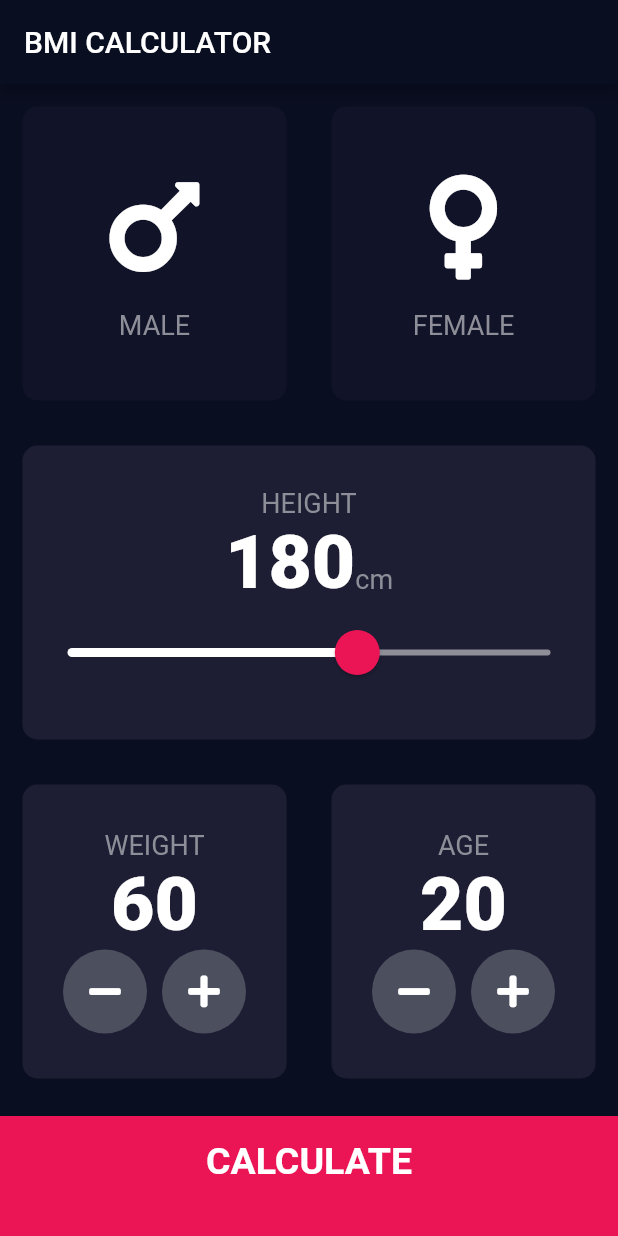
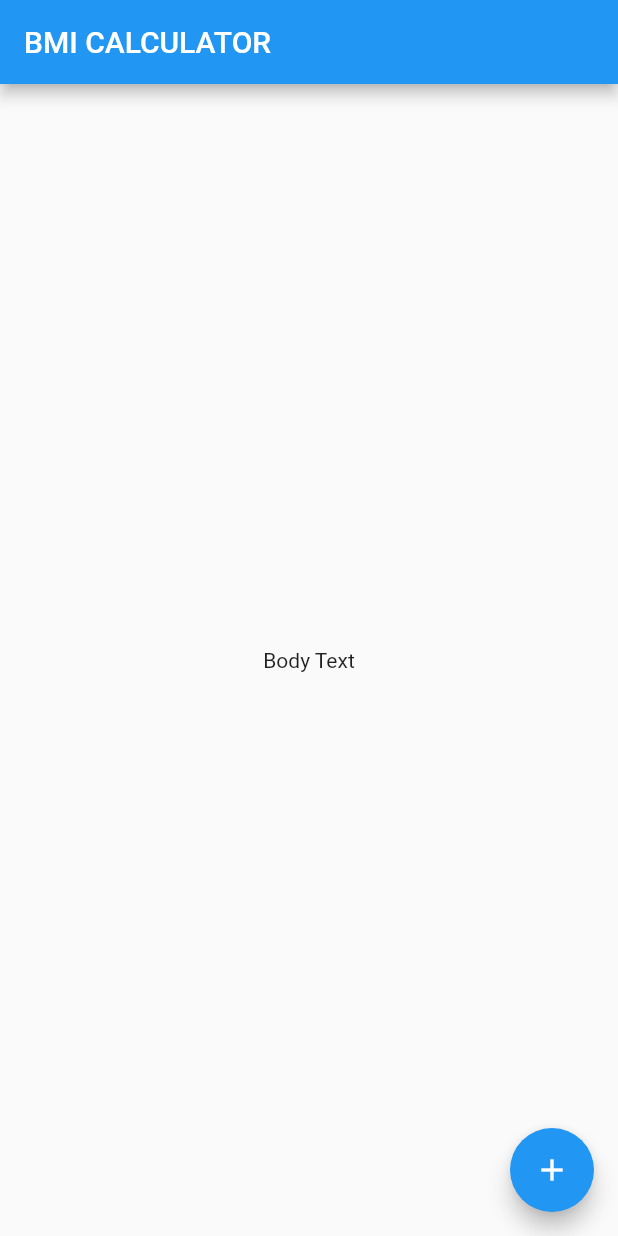
Before and after one commit to Z-inator/bmi_calculator_flutterTutorial, a Flutter app: the screen it shows after launch, on a phone screen of 412 x 824 dp. Run offline on Flutter 3.47's test engine with Material 2 defaults, Android fonts, the phone set to English and light mode, and no system bars.

Commit message:
Initial Commit

```diff
--- a/lib/calculator_brain.dart
+++ /dev/null
@@ -1,35 +0,0 @@
-import 'dart:math';
-
-class CalculatorBrain {
-  CalculatorBrain({this.height, this.weight});
-
-  final int height;
-  final int weight;
-
-  double _bmi;
-
-  String calculateBMI() {
-    _bmi = weight / pow(height / 100, 2);
-    return _bmi.toStringAsFixed(1);
-  }
-
-  String getResult() {
-    if (_bmi >= 25) {
-      return 'Overweight';
-    } else if (_bmi > 18.5) {
-      return 'Normal';
-    } else {
-      return 'Underweight';
-    }
-  }
-
-  String getInterpretation() {
-    if (_bmi >= 25) {
-      return 'You have a higher than normal body weight. Try to exercise more.';
-    } else if (_bmi >= 18.5) {
-      return 'You have a normal body weight. Good job!';
-    } else {
-      return 'You have a lower than normal body weight. You can eat a bit more.';
-    }
-  }
-}
--- a/lib/components/bottom_button.dart
+++ /dev/null
@@ -1,29 +0,0 @@
-import 'package:flutter/material.dart';
-import 'package:bmi_calculator/constants.dart';
-
-class BottomButton extends StatelessWidget {
-  BottomButton({@required this.onTap, @required this.buttonTitle});
-
-  final Function onTap;
-  final String buttonTitle;
-
-  @override
-  Widget build(BuildContext context) {
-    return GestureDetector(
-      onTap: onTap,
-      child: Container(
-        child: Center(
-          child: Text(
-            buttonTitle,
-            style: kLargeButtonTextStyle,
-          ),
-        ),
-        color: kBottomContainerColour,
-        margin: EdgeInsets.only(top: 10.0),
-        padding: EdgeInsets.only(bottom: 20.0),
-        width: double.infinity,
-        height: kBottomContainerHeight,
-      ),
-    );
-  }
-}
--- a/lib/components/icon_content.dart
+++ /dev/null
@@ -1,29 +0,0 @@
-import 'package:flutter/material.dart';
-import 'package:bmi_calculator/constants.dart';
-
-class IconContent extends StatelessWidget {
-  IconContent({this.icon, this.label});
-
-  final IconData icon;
-  final String label;
-
-  @override
-  Widget build(BuildContext context) {
-    return Column(
-      mainAxisAlignment: MainAxisAlignment.center,
-      children: <Widget>[
-        Icon(
-          icon,
-          size: 80.0,
-        ),
-        SizedBox(
-          height: 15.0,
-        ),
-        Text(
-          label,
-          style: kLabelTextStyle,
-        )
-      ],
-    );
-  }
-}
--- a/lib/components/reusable_card.dart
+++ /dev/null
@@ -1,24 +0,0 @@
-import 'package:flutter/material.dart';
-
-class ReusableCard extends StatelessWidget {
-  ReusableCard({@required this.colour, this.cardChild, this.onPress});
-
-  final Color colour;
-  final Widget cardChild;
-  final Function onPress;
-
-  @override
-  Widget build(BuildContext context) {
-    return GestureDetector(
-      onTap: onPress,
-      child: Container(
-        child: cardChild,
-        margin: EdgeInsets.all(15.0),
-        decoration: BoxDecoration(
-          color: colour,
-          borderRadius: BorderRadius.circular(10.0),
-        ),
-      ),
-    );
-  }
-}
--- a/lib/components/round_icon_button.dart
+++ /dev/null
@@ -1,23 +0,0 @@
-import 'package:flutter/material.dart';
-
-class RoundIconButton extends StatelessWidget {
-  RoundIconButton({@required this.icon, @required this.onPressed});
-
-  final IconData icon;
-  final Function onPressed;
-
-  @override
-  Widget build(BuildContext context) {
-    return RawMaterialButton(
-      elevation: 0.0,
-      child: Icon(icon),
-      onPressed: onPressed,
-      constraints: BoxConstraints.tightFor(
-        width: 56.0,
-        height: 56.0,
-      ),
-      shape: CircleBorder(),
-      fillColor: Color(0xFF4C4F5E),
-    );
-  }
-}
--- a/lib/constants.dart
+++ /dev/null
@@ -1,41 +0,0 @@
-import 'package:flutter/material.dart';
-
-const kBottomContainerHeight = 80.0;
-const kActiveCardColour = Color(0xFF1D1E33);
-const kInactiveCardColour = Color(0xFF111328);
-const kBottomContainerColour = Color(0xFFEB1555);
-
-const kLabelTextStyle = TextStyle(
-  fontSize: 18.0,
-  color: Color(0xFF8D8E98),
-);
-
-const kNumberTextStyle = TextStyle(
-  fontSize: 50.0,
-  fontWeight: FontWeight.w900,
-);
-
-const kLargeButtonTextStyle = TextStyle(
-  fontSize: 25.0,
-  fontWeight: FontWeight.bold,
-);
-
-const kTitleTextStyle = TextStyle(
-  fontSize: 50.0,
-  fontWeight: FontWeight.bold,
-);
-
-const kResultTextStyle = TextStyle(
-  color: Color(0xFF24D876),
-  fontSize: 22.0,
-  fontWeight: FontWeight.bold,
-);
-
-const kBMITextStyle = TextStyle(
-  fontSize: 100.0,
-  fontWeight: FontWeight.bold,
-);
-
-const kBodyTextStyle = TextStyle(
-  fontSize: 22.0,
-);
--- a/lib/main.dart
+++ b/lib/main.dart
@@ -1,5 +1,4 @@
 import 'package:flutter/material.dart';
-import 'package:bmi_calculator/screens/input_page.dart';
 
 void main() => runApp(BMICalculator());
 
@@ -7,11 +6,29 @@ class BMICalculator extends StatelessWidget {
   @override
   Widget build(BuildContext context) {
     return MaterialApp(
-      theme: ThemeData.dark().copyWith(
-        primaryColor: Color(0xFF0A0E21),
-        scaffoldBackgroundColor: Color(0xFF0A0E21),
-      ),
       home: InputPage(),
     );
   }
 }
+
+class InputPage extends StatefulWidget {
+  @override
+  _InputPageState createState() => _InputPageState();
+}
+
+class _InputPageState extends State<InputPage> {
+  @override
+  Widget build(BuildContext context) {
+    return Scaffold(
+      appBar: AppBar(
+        title: Text('BMI CALCULATOR'),
+      ),
+      body: Center(
+        child: Text('Body Text'),
+      ),
+      floatingActionButton: FloatingActionButton(
+        child: Icon(Icons.add),
+      ),
+    );
+  }
+}
--- a/lib/screens/input_page.dart
+++ /dev/null
@@ -1,236 +0,0 @@
-import 'package:flutter/material.dart';
-import 'package:font_awesome_flutter/font_awesome_flutter.dart';
-import 'package:bmi_calculator/components/icon_content.dart';
-import 'package:bmi_calculator/components/reusable_card.dart';
-import 'package:bmi_calculator/constants.dart';
-import 'package:bmi_calculator/screens/results_page.dart';
-import 'package:bmi_calculator/components/bottom_button.dart';
-import 'package:bmi_calculator/components/round_icon_button.dart';
-import 'package:bmi_calculator/calculator_brain.dart';
-
-enum Gender {
-  male,
-  female,
-}
-
-class InputPage extends StatefulWidget {
-  @override
-  _InputPageState createState() => _InputPageState();
-}
-
-class _InputPageState extends State<InputPage> {
-  Gender selectedGender;
-  int height = 180;
-  int weight = 60;
-  int age = 20;
-
-  @override
-  Widget build(BuildContext context) {
-    return Scaffold(
-      appBar: AppBar(
-        title: Text('BMI CALCULATOR'),
-      ),
-      body: Column(
-        crossAxisAlignment: CrossAxisAlignment.stretch,
-        children: <Widget>[
-          Expanded(
-              child: Row(
-            children: <Widget>[
-              Expanded(
-                child: ReusableCard(
-                  onPress: () {
-                    setState(() {
-                      selectedGender = Gender.male;
-                    });
-                  },
-                  colour: selectedGender == Gender.male
-                      ? kActiveCardColour
-                      : kInactiveCardColour,
-                  cardChild: IconContent(
-                    icon: FontAwesomeIcons.mars,
-                    label: 'MALE',
-                  ),
-                ),
-              ),
-              Expanded(
-                child: ReusableCard(
-                  onPress: () {
-                    setState(() {
-                      selectedGender = Gender.female;
-                    });
-                  },
-                  colour: selectedGender == Gender.female
-                      ? kActiveCardColour
-                      : kInactiveCardColour,
-                  cardChild: IconContent(
-                    icon: FontAwesomeIcons.venus,
-                    label: 'FEMALE',
-                  ),
-                ),
-              ),
-            ],
-          )),
-          Expanded(
-            child: ReusableCard(
-              colour: kActiveCardColour,
-              cardChild: Column(
-                mainAxisAlignment: MainAxisAlignment.center,
-                children: <Widget>[
-                  Text(
-                    'HEIGHT',
-                    style: kLabelTextStyle,
-                  ),
-                  Row(
-                    mainAxisAlignment: MainAxisAlignment.center,
-                    crossAxisAlignment: CrossAxisAlignment.baseline,
-                    textBaseline: TextBaseline.alphabetic,
-                    children: <Widget>[
-                      Text(
-                        height.toString(),
-                        style: kNumberTextStyle,
-                      ),
-                      Text(
-                        'cm',
-                        style: kLabelTextStyle,
-                      )
-                    ],
-                  ),
-                  SliderTheme(
-                    data: SliderTheme.of(context).copyWith(
-                      inactiveTrackColor: Color(0xFF8D8E98),
-                      activeTrackColor: Colors.white,
-                      thumbColor: Color(0xFFEB1555),
-                      overlayColor: Color(0x29EB1555),
-                      thumbShape:
-                          RoundSliderThumbShape(enabledThumbRadius: 15.0),
-                      overlayShape:
-                          RoundSliderOverlayShape(overlayRadius: 30.0),
-                    ),
-                    child: Slider(
-                      value: height.toDouble(),
-                      min: 120.0,
-                      max: 220.0,
-                      onChanged: (double newValue) {
-                        setState(() {
-                          height = newValue.round();
-                        });
-                      },
-                    ),
-                  ),
-                ],
-              ),
-            ),
-          ),
-          Expanded(
-            child: Row(
-              children: <Widget>[
-                Expanded(
-                  child: ReusableCard(
-                    colour: kActiveCardColour,
-                    cardChild: Column(
-                      mainAxisAlignment: MainAxisAlignment.center,
-                      children: <Widget>[
-                        Text(
-                          'WEIGHT',
-                          style: kLabelTextStyle,
-                        ),
-                        Text(
-                          weight.toString(),
-                          style: kNumberTextStyle,
-                        ),
-                        Row(
-                          mainAxisAlignment: MainAxisAlignment.center,
-                          children: <Widget>[
-                            RoundIconButton(
-                                icon: FontAwesomeIcons.minus,
-                                onPressed: () {
-                                  setState(() {
-                                    weight--;
-                                  });
-                                }),
-                            SizedBox(
-                              width: 10.0,
-                            ),
-                            RoundIconButton(
-                              icon: FontAwesomeIcons.plus,
-                              onPressed: () {
-                                setState(() {
-                                  weight++;
-                                });
-                              },
-                            ),
-                          ],
-                        ),
-                      ],
-                    ),
-                  ),
-                ),
-                Expanded(
-                  child: ReusableCard(
-                    colour: kActiveCardColour,
-                    cardChild: Column(
-                      mainAxisAlignment: MainAxisAlignment.center,
-                      children: <Widget>[
-                        Text(
-                          'AGE',
-                          style: kLabelTextStyle,
-                        ),
-                        Text(
-                          age.toString(),
-                          style: kNumberTextStyle,
-                        ),
-                        Row(
-                          mainAxisAlignment: MainAxisAlignment.center,
-                          children: <Widget>[
-                            RoundIconButton(
-                              icon: FontAwesomeIcons.minus,
-                              onPressed: () {
-                                setState(
-                                  () {
-                                    age--;
-                                  },
-                                );
-                              },
-                            ),
-                            SizedBox(
-                              width: 10.0,
-                            ),
-                            RoundIconButton(
-                                icon: FontAwesomeIcons.plus,
-                                onPressed: () {
-                                  setState(() {
-                                    age++;
-                                  });
-                                })
-                          ],
-                        )
-                      ],
-                    ),
-                  ),
-                ),
-              ],
-            ),
-          ),
-          BottomButton(
-            buttonTitle: 'CALCULATE',
-            onTap: () {
-              CalculatorBrain calc =
-                  CalculatorBrain(height: height, weight: weight);
-
-              Navigator.push(
-                context,
-                MaterialPageRoute(
-                  builder: (context) => ResultsPage(
-                        bmiResult: calc.calculateBMI(),
-                        resultText: calc.getResult(),
-                        interpretation: calc.getInterpretation(),
-                      ),
-                ),
-              );
-            },
-          ),
-        ],
-      ),
-    );
-  }
-}
```
Also changed, not shown: lib/screens/results_page.dart (deleted, +0 -71 lines), pubspec.yaml (+55 -1 lines), 1 other file.
